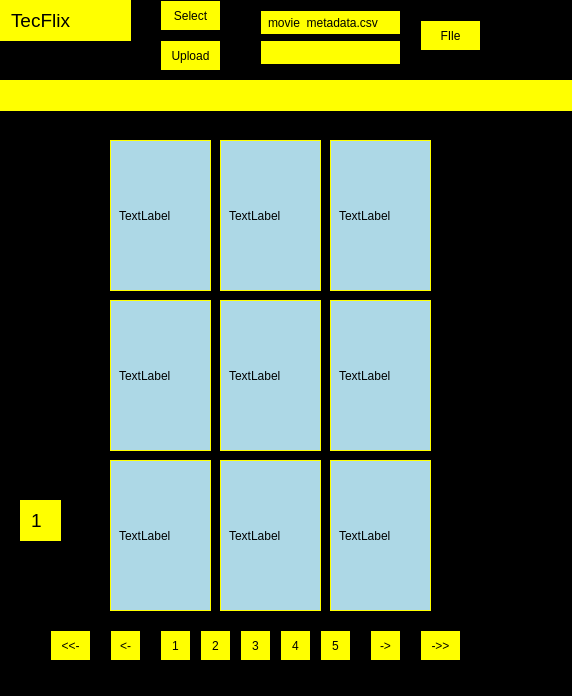
Before: the Qt Designer form mainwindow.ui in joshual777/TecFlix, drawn with Qt 5.
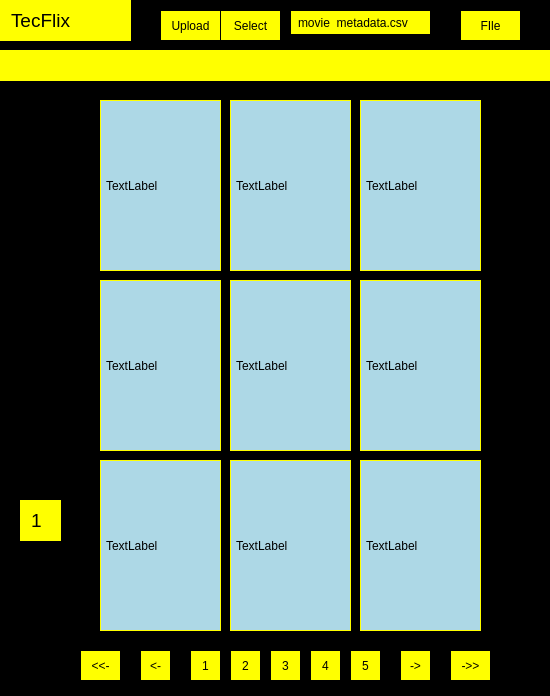
After: the same form once the commit is applied. Custom widgets are drawn as their Qt base class.

What changed in the file:
```diff
--- a/mainwindow.ui
+++ b/mainwindow.ui
@@ -9,7 +9,7 @@
    <rect>
     <x>0</x>
     <y>0</y>
-    <width>572</width>
+    <width>550</width>
     <height>696</height>
    </rect>
   </property>
@@ -27,10 +27,10 @@
    <widget class="QLabel" name="lmovie1">
     <property name="geometry">
      <rect>
-      <x>110</x>
-      <y>140</y>
-      <width>101</width>
-      <height>151</height>
+      <x>100</x>
+      <y>100</y>
+      <width>121</width>
+      <height>171</height>
      </rect>
     </property>
     <property name="styleSheet">
@@ -41,17 +41,23 @@
 		padding: 5px; 	
 }</string>
     </property>
+    <property name="lineWidth">
+     <number>0</number>
+    </property>
     <property name="text">
      <string>TextLabel</string>
     </property>
+    <property name="indent">
+     <number>0</number>
+    </property>
    </widget>
    <widget class="QLabel" name="lmovie2">
     <property name="geometry">
      <rect>
-      <x>220</x>
-      <y>140</y>
-      <width>101</width>
-      <height>151</height>
+      <x>230</x>
+      <y>100</y>
+      <width>121</width>
+      <height>171</height>
      </rect>
     </property>
     <property name="styleSheet">
@@ -65,14 +71,17 @@
     <property name="text">
      <string>TextLabel</string>
     </property>
+    <property name="indent">
+     <number>0</number>
+    </property>
    </widget>
    <widget class="QLabel" name="lmovie3">
     <property name="geometry">
      <rect>
-      <x>330</x>
-      <y>140</y>
-      <width>101</width>
-      <height>151</height>
+      <x>360</x>
+      <y>100</y>
+      <width>121</width>
+      <height>171</height>
      </rect>
     </property>
     <property name="styleSheet">
@@ -86,14 +95,17 @@
     <property name="text">
      <string>TextLabel</string>
     </property>
+    <property name="indent">
+     <number>0</number>
+    </property>
    </widget>
    <widget class="QLabel" name="lmovie5">
     <property name="geometry">
      <rect>
-      <x>220</x>
-      <y>300</y>
-      <width>101</width>
-      <height>151</height>
+      <x>230</x>
+      <y>280</y>
+      <width>121</width>
+      <height>171</height>
      </rect>
     </property>
     <property name="styleSheet">
@@ -107,14 +119,17 @@
     <property name="text">
      <string>TextLabel</string>
     </property>
+    <property name="indent">
+     <number>0</number>
+    </property>
    </widget>
    <widget class="QLabel" name="lmovie6">
     <property name="geometry">
      <rect>
-      <x>330</x>
-      <y>300</y>
-      <width>101</width>
-      <height>151</height>
+      <x>360</x>
+      <y>280</y>
+      <width>121</width>
+      <height>171</height>
      </rect>
     </property>
     <property name="styleSheet">
@@ -128,14 +143,17 @@
     <property name="text">
      <string>TextLabel</string>
     </property>
+    <property name="indent">
+     <number>0</number>
+    </property>
    </widget>
    <widget class="QLabel" name="lmovie4">
     <property name="geometry">
      <rect>
-      <x>110</x>
-      <y>300</y>
-      <width>101</width>
-      <height>151</height>
+      <x>100</x>
+      <y>280</y>
+      <width>121</width>
+      <height>171</height>
      </rect>
     </property>
     <property name="styleSheet">
@@ -149,14 +167,17 @@
     <property name="text">
      <string>TextLabel</string>
     </property>
+    <property name="indent">
+     <number>0</number>
+    </property>
    </widget>
    <widget class="QLabel" name="lmovie8">
     <property name="geometry">
      <rect>
-      <x>220</x>
+      <x>230</x>
       <y>460</y>
-      <width>101</width>
-      <height>151</height>
+      <width>121</width>
+      <height>171</height>
      </rect>
     </property>
     <property name="styleSheet">
@@ -170,14 +191,17 @@
     <property name="text">
      <string>TextLabel</string>
     </property>
+    <property name="indent">
+     <number>0</number>
+    </property>
    </widget>
    <widget class="QLabel" name="lmovie9">
     <property name="geometry">
      <rect>
-      <x>330</x>
+      <x>360</x>
       <y>460</y>
-      <width>101</width>
-      <height>151</height>
+      <width>121</width>
+      <height>171</height>
      </rect>
     </property>
     <property name="styleSheet">
@@ -188,17 +212,26 @@
 		padding: 5px; 	
 }</string>
     </property>
+    <property name="lineWidth">
+     <number>0</number>
+    </property>
+    <property name="midLineWidth">
+     <number>0</number>
+    </property>
     <property name="text">
      <string>TextLabel</string>
     </property>
+    <property name="indent">
+     <number>0</number>
+    </property>
    </widget>
    <widget class="QLabel" name="lmovie7">
     <property name="geometry">
      <rect>
-      <x>110</x>
+      <x>100</x>
       <y>460</y>
-      <width>101</width>
-      <height>151</height>
+      <width>121</width>
+      <height>171</height>
      </rect>
     </property>
     <property name="styleSheet">
@@ -212,12 +245,15 @@
     <property name="text">
      <string>TextLabel</string>
     </property>
+    <property name="indent">
+     <number>0</number>
+    </property>
    </widget>
    <widget class="QPushButton" name="btn1">
     <property name="geometry">
      <rect>
-      <x>160</x>
-      <y>630</y>
+      <x>190</x>
+      <y>650</y>
       <width>31</width>
       <height>31</height>
      </rect>
@@ -237,8 +273,8 @@
    <widget class="QPushButton" name="btn2">
     <property name="geometry">
      <rect>
-      <x>200</x>
-      <y>630</y>
+      <x>230</x>
+      <y>650</y>
       <width>31</width>
       <height>31</height>
      </rect>
@@ -258,8 +294,8 @@
    <widget class="QPushButton" name="btn3">
     <property name="geometry">
      <rect>
-      <x>240</x>
-      <y>630</y>
+      <x>270</x>
+      <y>650</y>
       <width>31</width>
       <height>31</height>
      </rect>
@@ -279,8 +315,8 @@
    <widget class="QPushButton" name="btn4">
     <property name="geometry">
      <rect>
-      <x>280</x>
-      <y>630</y>
+      <x>310</x>
+      <y>650</y>
       <width>31</width>
       <height>31</height>
      </rect>
@@ -300,8 +336,8 @@
    <widget class="QPushButton" name="btn5">
     <property name="geometry">
      <rect>
-      <x>320</x>
-      <y>630</y>
+      <x>350</x>
+      <y>650</y>
       <width>31</width>
       <height>31</height>
      </rect>
@@ -322,7 +358,7 @@
     <property name="geometry">
      <rect>
       <x>0</x>
-      <y>80</y>
+      <y>50</y>
       <width>621</width>
       <height>31</height>
      </rect>
@@ -368,8 +404,8 @@
    <widget class="QPushButton" name="btnnext">
     <property name="geometry">
      <rect>
-      <x>370</x>
-      <y>630</y>
+      <x>400</x>
+      <y>650</y>
       <width>31</width>
       <height>31</height>
      </rect>
@@ -389,8 +425,8 @@
    <widget class="QPushButton" name="btnprev">
     <property name="geometry">
      <rect>
-      <x>110</x>
-      <y>630</y>
+      <x>140</x>
+      <y>650</y>
       <width>31</width>
       <height>31</height>
      </rect>
@@ -410,8 +446,8 @@
    <widget class="QPushButton" name="btnnext_2">
     <property name="geometry">
      <rect>
-      <x>420</x>
-      <y>630</y>
+      <x>450</x>
+      <y>650</y>
       <width>41</width>
       <height>31</height>
      </rect>
@@ -431,8 +467,8 @@
    <widget class="QPushButton" name="btnprev_2">
     <property name="geometry">
      <rect>
-      <x>50</x>
-      <y>630</y>
+      <x>80</x>
+      <y>650</y>
       <width>41</width>
       <height>31</height>
      </rect>
@@ -478,8 +514,8 @@
    <widget class="QPushButton" name="btnfile">
     <property name="geometry">
      <rect>
-      <x>420</x>
-      <y>20</y>
+      <x>460</x>
+      <y>10</y>
       <width>61</width>
       <height>31</height>
      </rect>
@@ -504,8 +540,8 @@
    <widget class="QPushButton" name="btnselect">
     <property name="geometry">
      <rect>
-      <x>160</x>
-      <y>0</y>
+      <x>220</x>
+      <y>10</y>
       <width>61</width>
       <height>31</height>
      </rect>
@@ -531,7 +567,7 @@
     <property name="geometry">
      <rect>
       <x>160</x>
-      <y>40</y>
+      <y>10</y>
       <width>61</width>
       <height>31</height>
      </rect>
@@ -556,7 +592,7 @@
    <widget class="QLineEdit" name="lineselect">
     <property name="geometry">
      <rect>
-      <x>260</x>
+      <x>290</x>
       <y>10</y>
       <width>141</width>
       <height>25</height>
@@ -574,27 +610,16 @@
      <string>movie_metadata.csv</string>
     </property>
    </widget>
-   <widget class="QLineEdit" name="lineupload">
-    <property name="geometry">
-     <rect>
-      <x>260</x>
-      <y>40</y>
-      <width>141</width>
-      <height>25</height>
-     </rect>
-    </property>
-    <property name="styleSheet">
-     <string notr="true">QLineEdit{
-		background-color: yellow;
-		border: 1px solid black;
-		color: black;
-		padding: 5px; 	
-}</string>
-    </property>
-   </widget>
   </widget>
  </widget>
  <layoutdefault spacing="6" margin="11"/>
+ <customwidgets>
+  <customwidget>
+   <class>Label</class>
+   <extends>QLabel</extends>
+   <header>label.h</header>
+  </customwidget>
+ </customwidgets>
  <resources/>
  <connections/>
 </ui>
```
Left out of the diff: 2 changed lines with no effect on the pictures.
